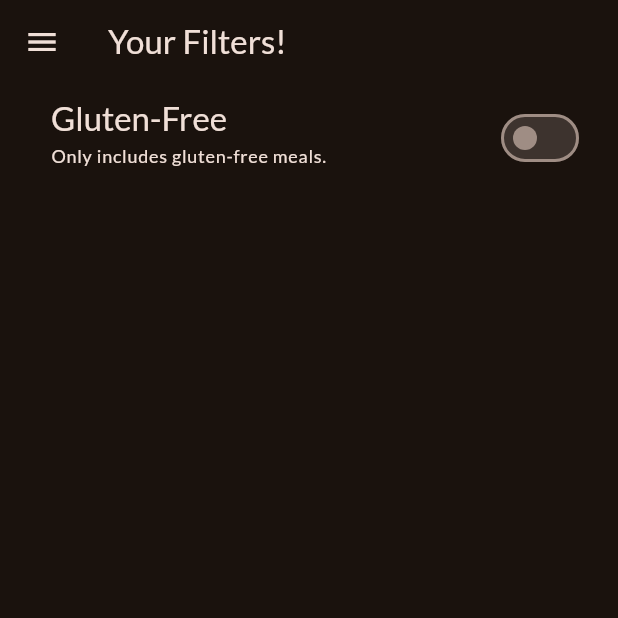
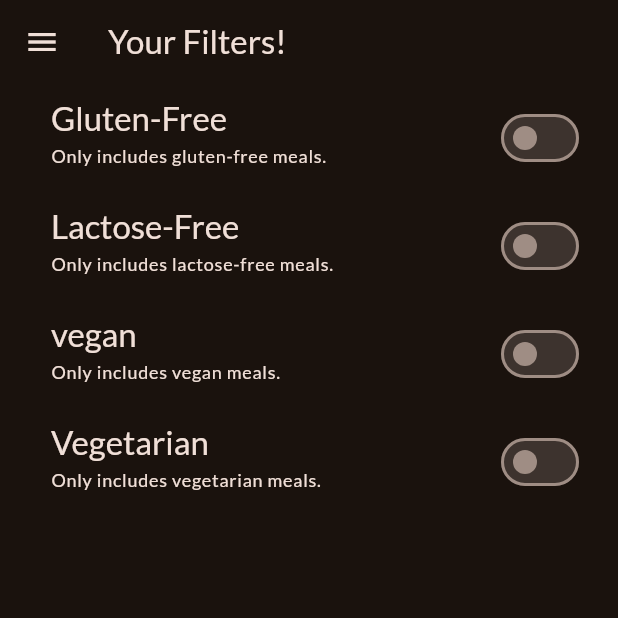
Before and after one commit to AnojAryal/Flutter-Projects, a Flutter app: the FiltersScreen screen opened directly, on a phone screen of 412 x 824 dp, the top half of it. Run offline on Flutter 3.47's test engine with Material 3 defaults, Android fonts, the phone set to English and light mode, and no system bars; our stand-ins replace google_fonts, transparent_image.

Commit message:
adding more filters

```diff
--- a/meals_app/lib/screens/filters.dart
+++ b/meals_app/lib/screens/filters.dart
@@ -13,6 +13,9 @@ class FiltersScreen extends StatefulWidget {
 
 class _FiltersScreenState extends State<FiltersScreen> {
   var _glutenFreeFilterSet = false;
+  var _lactoseFreeFilterSet = false;
+  var _vegetarianFilterSet = false;
+  var _veganFilterSet = false;
 
   @override
   Widget build(BuildContext context) {
@@ -56,6 +59,84 @@ class _FiltersScreenState extends State<FiltersScreen> {
             left: 34,
             right: 22,
           ),
+        ),
+        SwitchListTile(
+          value: _lactoseFreeFilterSet,
+          onChanged: (isChecked) {
+            setState(() {
+              _lactoseFreeFilterSet = isChecked;
+            });
+          },
+          title: Text(
+            'Lactose-Free',
+            style: Theme.of(context)
+                .textTheme
+                .titleLarge!
+                .copyWith(color: Theme.of(context).colorScheme.onBackground),
+          ),
+          subtitle: Text(
+            'Only includes lactose-free meals.',
+            style: Theme.of(context).textTheme.labelMedium!.copyWith(
+                  color: Theme.of(context).colorScheme.onBackground,
+                ),
+          ),
+          activeColor: Theme.of(context).colorScheme.tertiary,
+          contentPadding: const EdgeInsets.only(
+            left: 34,
+            right: 22,
+          ),
+        ),
+        SwitchListTile(
+          value: _veganFilterSet,
+          onChanged: (isChecked) {
+            setState(() {
+              _veganFilterSet = isChecked;
+            });
+          },
+          title: Text(
+            'vegan',
+            style: Theme.of(context)
+                .textTheme
+                .titleLarge!
+                .copyWith(color: Theme.of(context).colorScheme.onBackground),
+          ),
+          subtitle: Text(
+            'Only includes vegan meals.',
+            style: Theme.of(context).textTheme.labelMedium!.copyWith(
+                  color: Theme.of(context).colorScheme.onBackground,
+                ),
+          ),
+          activeColor: Theme.of(context).colorScheme.tertiary,
+          contentPadding: const EdgeInsets.only(
+            left: 34,
+            right: 22,
+          ),
+        ),
+        SwitchListTile(
+          value: _vegetarianFilterSet,
+          onChanged: (isChecked) {
+            setState(() {
+              _vegetarianFilterSet = isChecked;
+            });
+          },
+          title: Text(
+            'Vegetarian',
+            style: Theme.of(context)
+                .textTheme
+                .titleLarge!
+                .copyWith(color: Theme.of(context).colorScheme.onBackground),
+          ),
+          subtitle: Text(
+            'Only includes vegetarian meals.',
+            style: Theme.of(context).textTheme.labelMedium!.copyWith(
+                  color: Theme.of(context).colorScheme.onBackground,
+                ),
+          ),
+          activeColor: Theme.of(context).colorScheme.tertiary,
+          contentPadding: const EdgeInsets.only(
+            left: 34,
+            right: 22,
+          ),
         )
       ]),
     );
```
